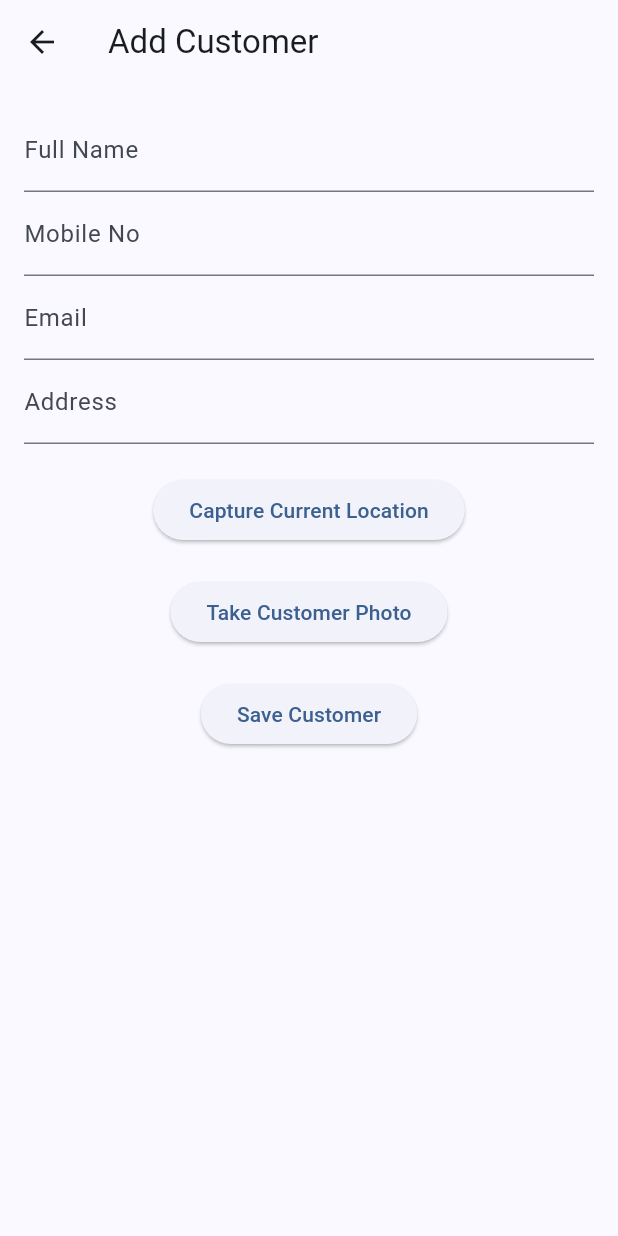
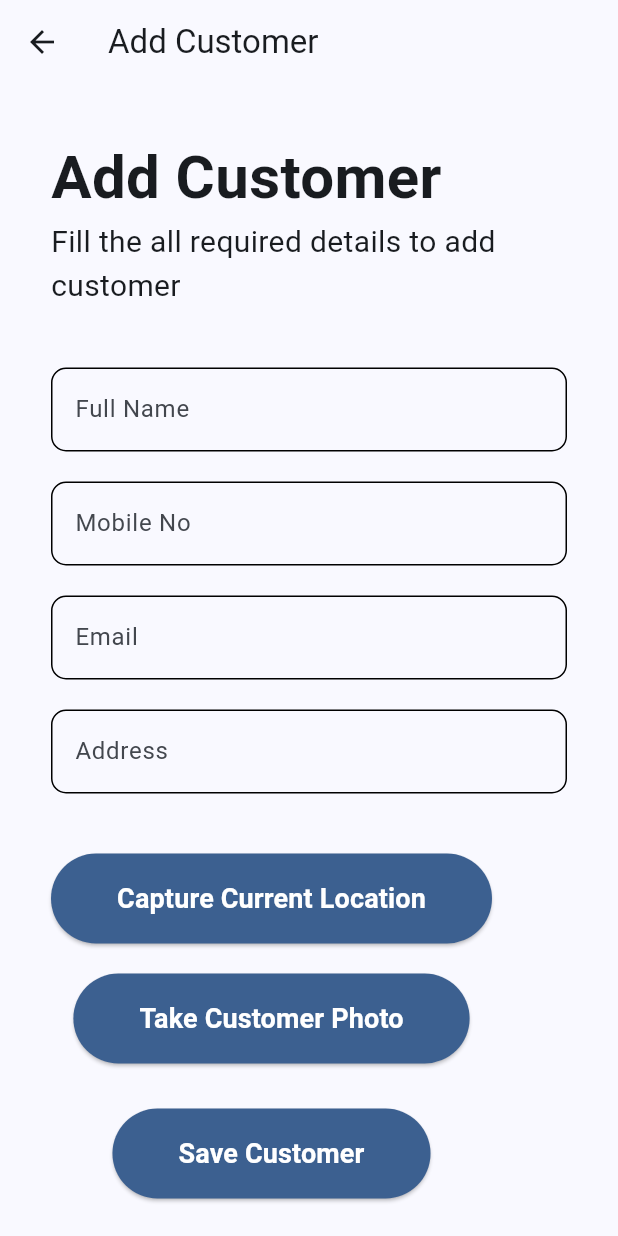
Before and after one commit to krsonu12/assignment_2, a Flutter app: the AddCustomerPage screen opened directly, on a phone screen of 412 x 824 dp. Run offline on Flutter 3.47's test engine with Material 3 defaults, Android fonts, the phone set to English and light mode, and no system bars; our stand-ins replace flutter_mobx, geocoding, geolocator, get_it, image_picker, mobx and 3 more; accounts and stored records are empty; generated files the repository leaves out were written again.

Commit message:
code ref

```diff
--- a/lib/stores/location_store.dart
+++ b/lib/stores/location_store.dart
@@ -31,7 +31,7 @@ abstract class LocationStoreBase with Store {
       latitude = position.latitude;
       longitude = position.longitude;
       geoAddress =
-          '${placemarks.first.street}, ${placemarks.first.locality}, ${placemarks.first.country}';
+          '${placemarks.first.street},${placemarks.first.subLocality}, ${placemarks.first.locality}, ${placemarks.first.administrativeArea},${placemarks.first.country}-${placemarks.first.postalCode}';
     }
   }
 
--- a/lib/ui/add_customer_page.dart
+++ b/lib/ui/add_customer_page.dart
@@ -1,6 +1,8 @@
 // lib/ui/add_customer_page.dart
 import 'dart:io';
 import 'package:customer_app/stores/location_store.dart';
+import 'package:customer_app/widgets/custom_text_filed.dart';
+import 'package:customer_app/widgets/primery_button.dart';
 import 'package:flutter/material.dart';
 import 'package:flutter_mobx/flutter_mobx.dart';
 import 'package:get_it/get_it.dart';
@@ -35,63 +37,103 @@ class AddCustomerPageState extends State<AddCustomerPage> {
         child: Form(
           key: _formKey,
           child: Observer(builder: (context) {
-            return Column(
+            return Padding(
+              padding: const EdgeInsets.all(18.0),
+              child: Column(
+                mainAxisAlignment: MainAxisAlignment.start,
+                crossAxisAlignment: CrossAxisAlignment.start,
                 children: [
-                TextFormField(
+                  const Text(
+                    'Add Customer',
+                    style: TextStyle(fontSize: 40, fontWeight: FontWeight.bold),
+                  ),
+                  const Text(
+                    'Fill the all required details to add customer',
+                    style: TextStyle(
+                      fontSize: 20,
+                    ),
+                  ),
+                  const SizedBox(
+                    height: 40,
+                  ),
+                  CustomTextFiled(
                     controller: _nameController,
-                  decoration: const InputDecoration(labelText: 'Full Name'),
+                    label: 'Full Name',
                     validator: (value) =>
                         value?.isEmpty ?? true ? 'Required' : null,
                   ),
-                TextFormField(
+                  const SizedBox(
+                    height: 20,
+                  ),
+                  CustomTextFiled(
                     controller: _mobileController,
-                  decoration: const InputDecoration(labelText: 'Mobile No'),
+                    label: 'Mobile No',
                     validator: (value) =>
                         value?.isEmpty ?? true ? 'Required' : null,
                     keyboardType: TextInputType.phone,
                   ),
-                TextFormField(
+                  const SizedBox(
+                    height: 20,
+                  ),
+                  CustomTextFiled(
                     controller: _emailController,
-                  decoration: const InputDecoration(labelText: 'Email'),
+                    label: 'Email',
                     validator: (value) =>
                         value?.isEmpty ?? true ? 'Required' : null,
                     keyboardType: TextInputType.emailAddress,
                   ),
-                TextFormField(
+                  const SizedBox(
+                    height: 20,
+                  ),
+                  CustomTextFiled(
                     controller: _addressController,
-                  decoration: const InputDecoration(labelText: 'Address'),
+                    label: 'Address',
                     validator: (value) =>
                         value?.isEmpty ?? true ? 'Required' : null,
-                ),
-                const SizedBox(height: 20),
-                ElevatedButton(
-                  onPressed: _locationStore.getLocation,
-                  child: const Text('Capture Current Location'),
+                    keyboardType: TextInputType.emailAddress,
                   ),
                   if (_locationStore.geoAddress != null)
                     Text(_locationStore.geoAddress!),
-                const SizedBox(height: 20),
-                ElevatedButton(
+                  const SizedBox(height: 40),
+                  Column(
+                    mainAxisAlignment: MainAxisAlignment.center,
+                    crossAxisAlignment: CrossAxisAlignment.center,
+                    children: [
+                      Primerybutton(
+                          onPressed: _locationStore.getLocation,
+                          title: 'Capture Current Location'),
+                      const SizedBox(
+                        height: 20,
+                      ),
+                      Primerybutton(
                           onPressed: _customerStore.pickImage,
-                  child: const Text('Take Customer Photo'),
+                          title: 'Take Customer Photo'),
+                      const SizedBox(
+                        height: 10,
                       ),
                       if (_customerStore.imagePath != null)
-                  Image.file(File(_customerStore.imagePath!), height: 100),
+                        Image.file(
+                          File(_customerStore.imagePath!),
+                          height: 100,
+                        ),
                       const SizedBox(height: 20),
-                ElevatedButton(
+                      Primerybutton(
                           onPressed: () async {
                             if (_formKey.currentState?.validate() ?? false) {
                               if (_locationStore.latitude == null ||
                                   _locationStore.longitude == null) {
                                 ScaffoldMessenger.of(context).showSnackBar(
                                   const SnackBar(
-                              content: Text('Please capture location')),
+                                    content: Text('Please capture location'),
+                                  ),
                                 );
                                 return;
                               }
                               if (_customerStore.imagePath == null) {
                                 ScaffoldMessenger.of(context).showSnackBar(
-                          const SnackBar(content: Text('Please take a photo')),
+                                  const SnackBar(
+                                    content: Text('Please take a photo'),
+                                  ),
                                 );
                                 return;
                               }
@@ -111,9 +153,11 @@ class AddCustomerPageState extends State<AddCustomerPage> {
                               Navigator.of(context).pop();
                             }
                           },
-                  child: const Text('Save Customer'),
+                          title: 'Save Customer'),
+                    ],
                   ),
                 ],
+              ),
             );
           }),
         ),
--- a/lib/ui/customer_list_page.dart
+++ b/lib/ui/customer_list_page.dart
@@ -2,6 +2,7 @@ import 'dart:io';
 import 'package:customer_app/stores/auth_store.dart';
 import 'package:customer_app/stores/location_store.dart';
 import 'package:customer_app/ui/login_page.dart';
+import 'package:customer_app/widgets/primery_button.dart';
 import 'package:flutter/material.dart';
 import 'package:flutter_mobx/flutter_mobx.dart';
 import 'package:get_it/get_it.dart';
@@ -82,7 +83,8 @@ class _CustomerListPageState extends State<CustomerListPage> {
       ),
       floatingActionButton: Align(
         alignment: Alignment.bottomCenter,
-        child: FloatingActionButton.extended(
+        child: Primerybutton(
+          title: 'Add Customer',
           onPressed: () {
             Navigator.of(context).push(
               MaterialPageRoute(
@@ -90,7 +92,6 @@ class _CustomerListPageState extends State<CustomerListPage> {
               ),
             );
           },
-          label: const Text("Add Customer"),
         ),
       ),
     );
--- a/lib/ui/login_page.dart
+++ b/lib/ui/login_page.dart
@@ -1,6 +1,6 @@
 // lib/ui/login_page.dart
 import 'package:customer_app/widgets/custom_text_filed.dart';
-import 'package:customer_app/widgets/enable_button.dart';
+import 'package:customer_app/widgets/primery_button.dart';
 import 'package:flutter/material.dart';
 import 'package:get_it/get_it.dart';
 import '../stores/auth_store.dart';
@@ -68,7 +68,7 @@ class LoginPage extends StatelessWidget {
                   ),
                   const SizedBox(height: 40),
                   Center(
-                    child: Enablebutton(
+                    child: Primerybutton(
                       title: "Login",
                       onPressed: () async {
                         if (_formKey.currentState?.validate() ?? false) {
--- a/lib/widgets/enable_button.dart
+++ b/lib/widgets/primery_button.dart
@@ -1,9 +1,9 @@
 import 'package:flutter/material.dart';
 
-class Enablebutton extends StatelessWidget {
+class Primerybutton extends StatelessWidget {
   final String title;
   final VoidCallback? onPressed;
-  const Enablebutton({
+  const Primerybutton({
     super.key,
     required this.title,
     this.onPressed,
```
Lines whose indentation alone changed are shown as unchanged.
